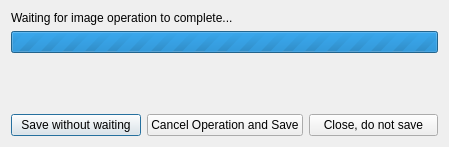
Qt form libs/ui/dialogs/kis_delayed_save_dialog.ui (KDE/krita) before a commit.
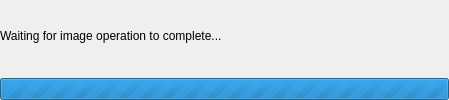
The same form after that commit. Custom widgets are drawn as their Qt base class.

Commit message:
KisDelayedSaveDialog: port to KoDialog and fix extra spacing
This commit simplifies and standardizes the layout of the delayed
load/save dialog. Porting it to the standard KoDialog class enables
mapping the custom buttons to known standard actions (Ok, Cancel, and
User1) while also being able to squish the dialog whenever the buttons
are hidden.

I've also fixed the dialog being still able to be closed via the X
button when the type is Forced.

Patch:
```diff
--- a/libs/ui/dialogs/kis_delayed_save_dialog.ui
+++ b/libs/ui/dialogs/kis_delayed_save_dialog.ui
@@ -5,25 +5,26 @@
     SPDX-License-Identifier: GPL-3.0-or-later
   </author>
  <class>KisDelayedSaveDialog</class>
- <widget class="QDialog" name="KisDelayedSaveDialog">
-  <property name="windowModality">
-   <enum>Qt::WindowModal</enum>
-  </property>
-  <property name="geometry">
-   <rect>
-    <x>0</x>
-    <y>0</y>
+ <widget class="QWidget" name="KisDelayedSaveDialog">
+  <property name="minimumSize">
+   <size>
     <width>449</width>
-    <height>147</height>
-   </rect>
-  </property>
-  <property name="windowTitle">
-   <string>Krita</string>
-  </property>
-  <property name="modal">
-   <bool>true</bool>
+    <height>0</height>
+   </size>
   </property>
   <layout class="QVBoxLayout" name="verticalLayout">
+   <property name="leftMargin">
+    <number>0</number>
+   </property>
+   <property name="topMargin">
+    <number>0</number>
+   </property>
+   <property name="rightMargin">
+    <number>0</number>
+   </property>
+   <property name="bottomMargin">
+    <number>0</number>
+   </property>
    <item>
     <widget class="QLabel" name="lblMessage">
      <property name="text">
@@ -39,49 +40,11 @@
      <property name="value">
       <number>-1</number>
      </property>
+     <property name="alignment">
+      <set>Qt::AlignLeading|Qt::AlignLeft|Qt::AlignVCenter</set>
+     </property>
     </widget>
    </item>
-   <item>
-    <spacer name="verticalSpacer">
-     <property name="orientation">
-      <enum>Qt::Vertical</enum>
-     </property>
-     <property name="sizeType">
-      <enum>QSizePolicy::MinimumExpanding</enum>
-     </property>
-     <property name="sizeHint" stdset="0">
-      <size>
-       <width>20</width>
-       <height>40</height>
-      </size>
-     </property>
-    </spacer>
-   </item>
-   <item>
-    <layout class="QHBoxLayout" name="horizontalLayout">
-     <item>
-      <widget class="QPushButton" name="bnDontWait">
-       <property name="text">
-        <string>Save without waiting</string>
-       </property>
-      </widget>
-     </item>
-     <item>
-      <widget class="QPushButton" name="bnCancel">
-       <property name="text">
-        <string>Cancel Operation and Save</string>
-       </property>
-      </widget>
-     </item>
-     <item>
-      <widget class="QPushButton" name="bnDontSave">
-       <property name="text">
-        <string>Close, do not save</string>
-       </property>
-      </widget>
-     </item>
-    </layout>
-   </item>
   </layout>
  </widget>
  <customwidgets>
```
Left out of the diff: 2 changed lines with no effect on the pictures. The commit also changes 2 other files.
